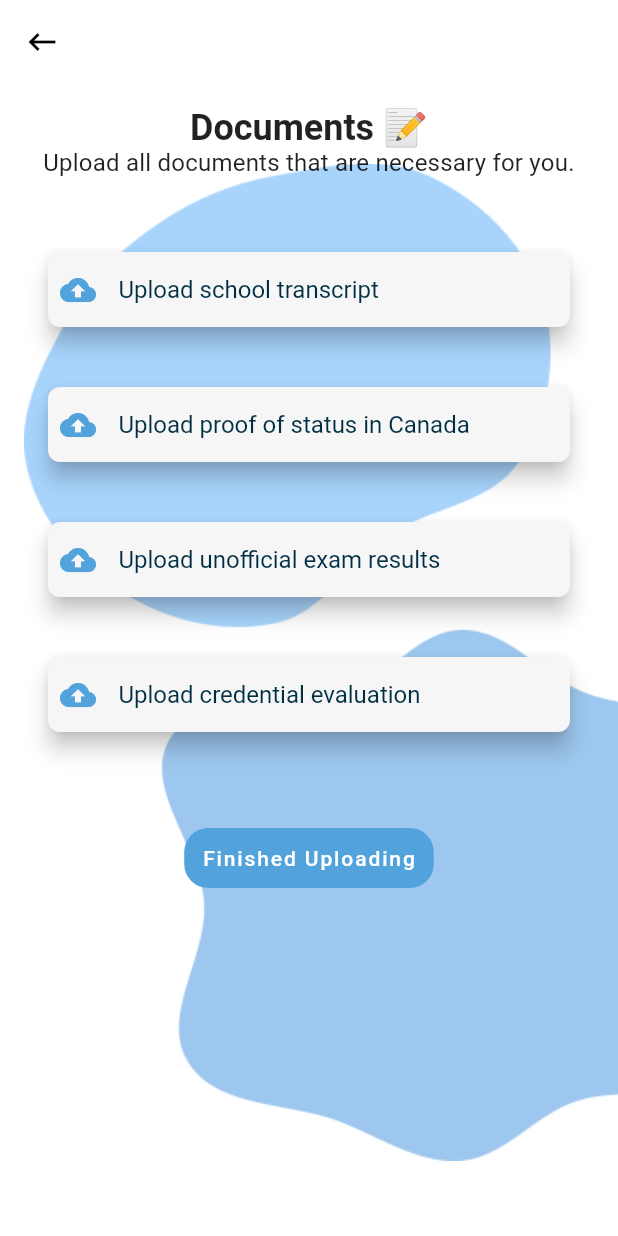
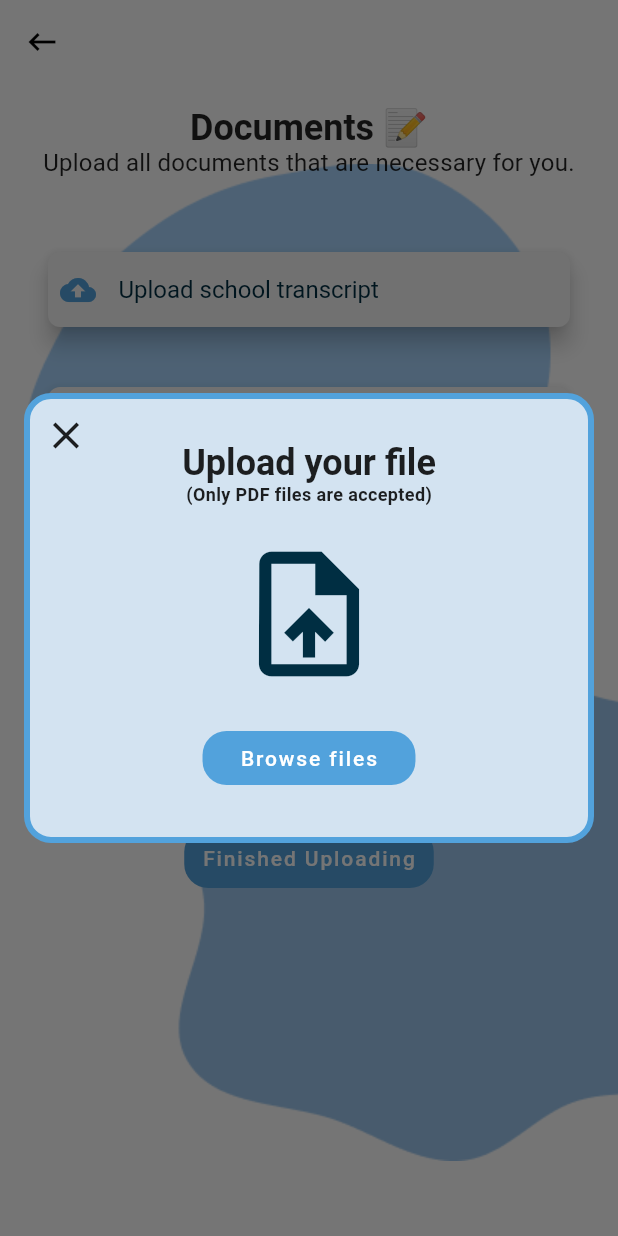
Before and after one commit to nganphan123/EdHub, a Flutter app: the DocumentUpLoadPage screen opened by its route, after a tap on "Upload school transcript", on a phone screen of 412 x 824 dp. Run offline on Flutter 3.47's test engine with Material 2 defaults, Android fonts, the phone set to English and light mode, and no system bars; our stand-ins replace convex_bottom_bar.

Commit message:
Finished UI for upload dialog

```diff
--- /dev/null
+++ b/lib/components/dialog.dart
@@ -0,0 +1,77 @@
+import 'package:flutter/material.dart';
+import 'package:htn2021/themes/colors.dart';
+import 'package:htn2021/themes/typography.dart';
+
+class UploadDialog extends StatelessWidget {
+  final VoidCallback onPressed;
+
+  const UploadDialog({Key? key, required this.onPressed}) : super(key: key);
+
+  @override
+  Widget build(BuildContext context) {
+    return Center(
+      child: Padding(
+        padding: const EdgeInsets.symmetric(horizontal: 16.0),
+        child: Material(
+          color: Color(0x00000000),
+          child: Container(
+            height: 300,
+            width: 500,
+            decoration: BoxDecoration(
+              color: lightBlue,
+              borderRadius: BorderRadius.circular(18.0),
+              border: Border.all(color: darkBlue, width: 4.0),
+            ),
+            child: Stack(
+              children: [
+                IconButton(
+                  onPressed: () => Navigator.of(context).pop(),
+                  iconSize: 30,
+                  icon: Icon(Icons.close),
+                ),
+                Center(
+                  child: Column(
+                    children: [
+                      Spacer(flex: 2),
+                      Text(
+                        "Upload your file",
+                        style: headline5.copyWith(fontWeight: FontWeight.bold),
+                      ),
+                      Text(
+                        "(Only PDF files are accepted)",
+                        style: bodyText2.copyWith(
+                            fontSize: 12, fontWeight: FontWeight.bold),
+                      ),
+                      Spacer(),
+                      IconButton(
+                        onPressed: onPressed,
+                        iconSize: 100,
+                        color: soDarkBlue,
+                        icon: Icon(Icons.upload_file),
+                      ),
+                      Spacer(),
+                      TextButton(
+                        onPressed: onPressed,
+                        style: TextButton.styleFrom(
+                            backgroundColor: darkBlue,
+                            primary: white,
+                            textStyle: buttonText,
+                            padding: const EdgeInsets.symmetric(
+                                vertical: 10, horizontal: 25),
+                            shape: RoundedRectangleBorder(
+                              borderRadius: BorderRadius.circular(16.0),
+                            )),
+                        child: Text("Browse files"),
+                      ),
+                      Spacer(flex: 2),
+                    ],
+                  ),
+                )
+              ],
+            ),
+          ),
+        ),
+      ),
+    );
+  }
+}
--- a/lib/profile/documents.dart
+++ b/lib/profile/documents.dart
@@ -1,5 +1,6 @@
 import 'package:flutter/material.dart';
 import 'package:htn2021/components/buttons.dart';
+import 'package:htn2021/components/dialog.dart';
 import 'package:htn2021/themes/colors.dart';
 import 'package:htn2021/themes/typography.dart';
 
@@ -56,7 +57,19 @@ class DocumentUpLoadPage extends StatelessWidget {
                 ...uploadTasks.map(
                   (task) => Padding(
                     padding: const EdgeInsets.symmetric(vertical: 20.0),
-                    child: Uploadbuttons(onTap: () {}, title: task),
+                    child: Uploadbuttons(
+                        onTap: () {
+                          showDialog(
+                              context: context,
+                              builder: (context) {
+                                return UploadDialog(
+                                  onPressed: () {
+                                    print("Uploading");
+                                  },
+                                );
+                              });
+                        },
+                        title: task),
                   ),
                 ),
                 Padding(
--- a/lib/themes/colors.dart
+++ b/lib/themes/colors.dart
@@ -5,7 +5,7 @@ const Color white = Color(0xFFFFFFFF);
 const Color black = Color(0xFF000000);
 
 // Blue variants
-const Color lightBlue = Color(0xFF9ECBFF);
+const Color lightBlue = Color(0xFFD3E3F1);
 const Color mediumBlue = Color(0xFF64A7E4);
 const Color darkBlue = Color(0xFF52A2DC);
 const Color soDarkBlue = Color(0xFF002E42);
```
